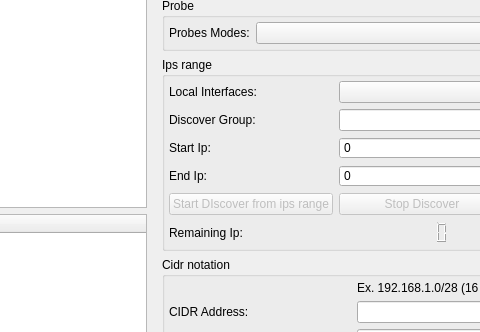
This is src/app/mainwindow.ui in nmapsi4/nmapsi4 as Qt 5 draws it before an edit; both pictures show x 256 to 736 and y 109 to 441 of the 836 by 568 pixel window. The edited form follows.
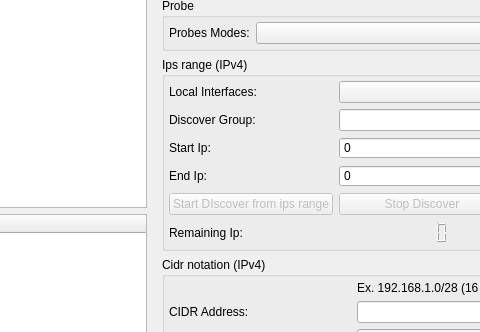
This is the edited form. The open tabs and pages were chosen to show the change. Icons and pictures are not drawn.

Patch:
```diff
--- a/src/app/mainwindow.ui
+++ b/src/app/mainwindow.ui
@@ -1460,7 +1460,7 @@
             <item>
              <widget class="QGroupBox" name="groupBox">
               <property name="title">
-               <string>Ips range</string>
+               <string>Ips range (IPv4)</string>
               </property>
               <layout class="QHBoxLayout" name="horizontalLayout_9">
                <property name="margin">
@@ -1611,7 +1611,7 @@
             <item>
              <widget class="QGroupBox" name="groupBox_3">
               <property name="title">
-               <string>Cidr notation</string>
+               <string>Cidr notation (IPv4)</string>
               </property>
               <layout class="QVBoxLayout" name="verticalLayout_12">
                <property name="margin">
```
Left out of the diff: 2 changed lines with no effect on the pictures.
